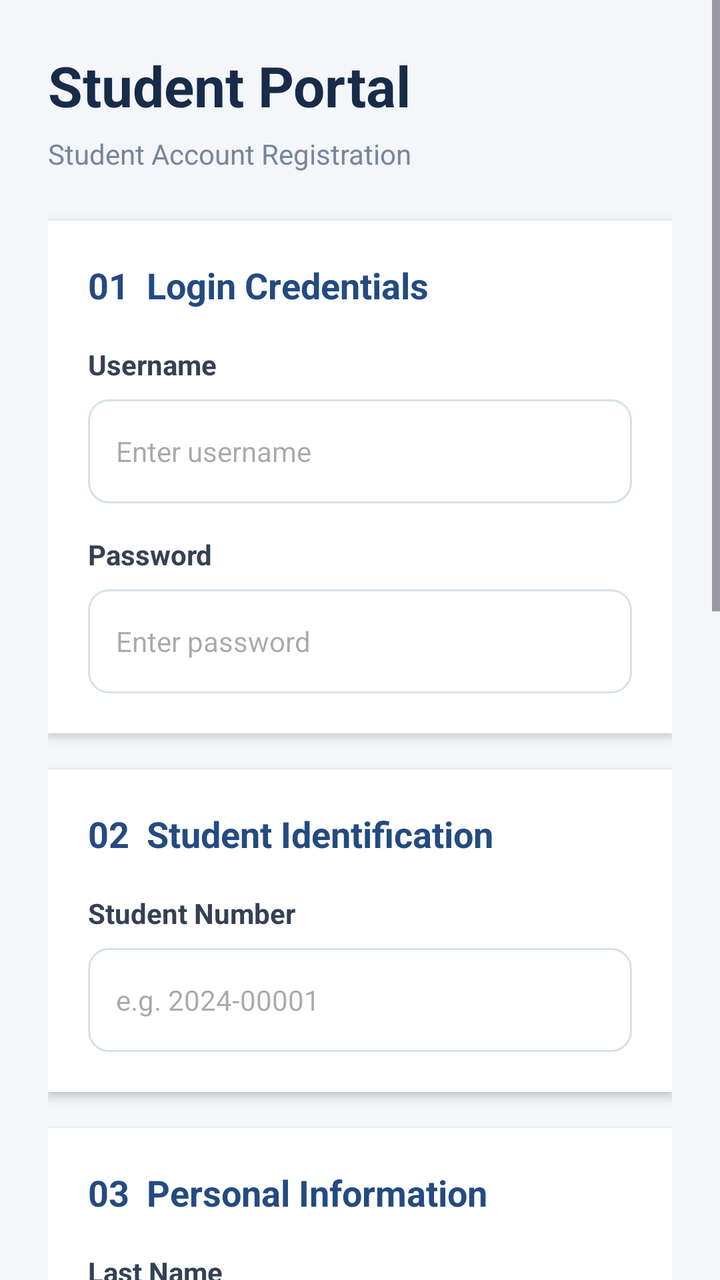
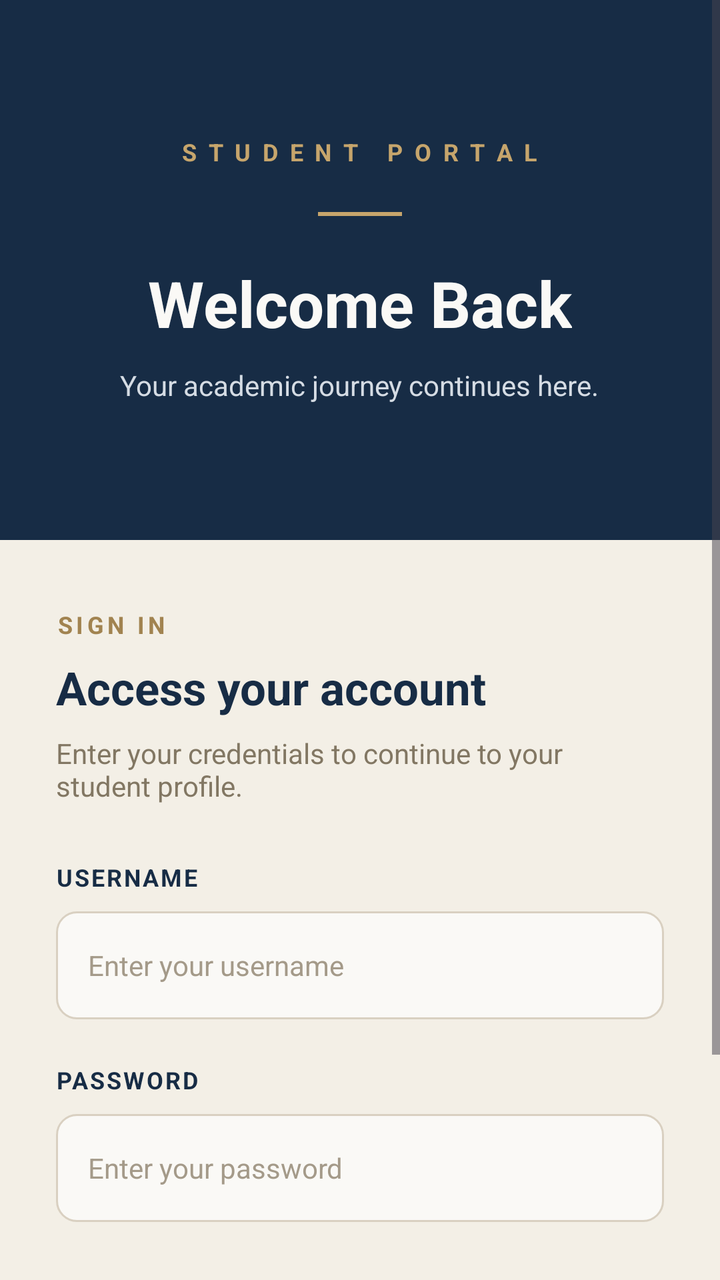

The first picture is an Android layout as it rendered before a commit; the second is the same layout after the commit. The layout source and the unified diff follow.
<!-- AndroidManifest.xml: application theme Theme.StudentLogin -->
<!-- res/layout/activity_main.xml -->
<?xml version="1.0" encoding="utf-8"?>
<androidx.constraintlayout.widget.ConstraintLayout
    xmlns:android="http://schemas.android.com/apk/res/android"
    xmlns:app="http://schemas.android.com/apk/res-auto"
    xmlns:tools="http://schemas.android.com/tools"
    android:id="@+id/main"
    android:layout_width="match_parent"
    android:layout_height="match_parent">

    <ScrollView
        android:layout_width="match_parent"
        android:layout_height="match_parent"
        android:background="#F4F6FA"
        android:fillViewport="true">

        <LinearLayout
            android:layout_width="match_parent"
            android:layout_height="wrap_content"
            android:orientation="vertical"
            android:padding="24dp">

            <TextView
                android:layout_width="wrap_content"
                android:layout_height="wrap_content"
                android:text="Student Portal"
                android:textColor="#182B49"
                android:textSize="28sp"
                android:textStyle="bold" />

            <TextView
                android:layout_width="wrap_content"
                android:layout_height="wrap_content"
                android:layout_marginTop="6dp"
                android:text="Student Account Registration"
                android:textColor="#78869A"
                android:textSize="14sp" />

            <LinearLayout
                android:layout_width="match_parent"
                android:layout_height="wrap_content"
                android:layout_marginTop="24dp"
                android:background="#FFFFFF"
                android:elevation="3dp"
                android:orientation="vertical"
                android:padding="20dp">

                <TextView
                    android:layout_width="wrap_content"
                    android:layout_height="wrap_content"
                    android:text="01  Login Credentials"
                    android:textColor="#244B80"
                    android:textSize="18sp"
                    android:textStyle="bold" />

                <TextView
                    android:layout_width="wrap_content"
                    android:layout_height="wrap_content"
                    android:layout_marginTop="18dp"
                    android:text="Username"
                    android:textColor="#344054"
                    android:textStyle="bold"
                    android:textSize="14sp" />

                <EditText
                    android:id="@+id/etUsername"
                    android:layout_width="match_parent"
                    android:layout_height="52dp"
                    android:layout_marginTop="8dp"
                    android:background="@drawable/input_background"
                    android:hint="Enter username"
                    android:inputType="text"
                    android:padding="14dp"
                    android:textSize="14sp" />

                <TextView
                    android:layout_width="wrap_content"
                    android:layout_height="wrap_content"
                    android:layout_marginTop="16dp"
                    android:text="Password"
                    android:textColor="#344054"
                    android:textStyle="bold"
                    android:textSize="14sp" />

                <EditText
                    android:id="@+id/etPassword"
                    android:layout_width="match_parent"
                    android:layout_height="52dp"
                    android:layout_marginTop="8dp"
                    android:background="@drawable/input_background"
                    android:hint="Enter password"
                    android:inputType="textPassword"
                    android:padding="14dp"
                    android:textSize="14sp" />

            </LinearLayout>

            <LinearLayout
                android:layout_width="match_parent"
                android:layout_height="wrap_content"
                android:layout_marginTop="18dp"
                android:background="#FFFFFF"
                android:elevation="3dp"
                android:orientation="vertical"
                android:padding="20dp">

                <TextView
                    android:layout_width="wrap_content"
                    android:layout_height="wrap_content"
                    android:text="02  Student Identification"
                    android:textColor="#244B80"
                    android:textSize="18sp"
                    android:textStyle="bold" />

                <TextView
                    android:layout_width="wrap_content"
                    android:layout_height="wrap_content"
                    android:layout_marginTop="18dp"
                    android:text="Student Number"
                    android:textColor="#344054"
                    android:textStyle="bold"
                    android:textSize="14sp" />

                <EditText
                    android:id="@+id/etStudentNumber"
                    android:layout_width="match_parent"
                    android:layout_height="52dp"
                    android:layout_marginTop="8dp"
                    android:background="@drawable/input_background"
                    android:hint="e.g. 2024-00001"
                    android:inputType="text"
                    android:padding="14dp"
                    android:textSize="14sp" />

            </LinearLayout>

            <LinearLayout
                android:layout_width="match_parent"
                android:layout_height="wrap_content"
                android:layout_marginTop="18dp"
                android:background="#FFFFFF"
                android:elevation="3dp"
                android:orientation="vertical"
                android:padding="20dp">

                <TextView
                    android:layout_width="wrap_content"
                    android:layout_height="wrap_content"
                    android:text="03  Personal Information"
                    android:textColor="#244B80"
                    android:textSize="18sp"
                    android:textStyle="bold" />

                <TextView
                    android:layout_width="wrap_content"
                    android:layout_height="wrap_content"
                    android:layout_marginTop="18dp"
                    android:text="Last Name"
                    android:textColor="#344054"
                    android:textStyle="bold"
                    android:textSize="14sp" />

                <EditText
                    android:id="@+id/etLastName"
                    android:layout_width="match_parent"
                    android:layout_height="52dp"
                    android:layout_marginTop="8dp"
                    android:background="@drawable/input_background"
                    android:hint="Enter last name"
                    android:inputType="textCapWords"
                    android:padding="14dp"
                    android:textSize="14sp" />

                <TextView
                    android:layout_width="wrap_content"
                    android:layout_height="wrap_content"
                    android:layout_marginTop="14dp"
                    android:text="First Name"
                    android:textColor="#344054"
                    android:textStyle="bold"
                    android:textSize="14sp" />

                <EditText
                    android:id="@+id/etFirstName"
                    android:layout_width="match_parent"
                    android:layout_height="52dp"
                    android:layout_marginTop="8dp"
                    android:background="@drawable/input_background"
                    android:hint="Enter first name"
                    android:inputType="textCapWords"
                    android:padding="14dp"
                    android:textSize="14sp" />

                <TextView
                    android:layout_width="wrap_content"
                    android:layout_height="wrap_content"
                    android:layout_marginTop="14dp"
                    android:text="Middle Name"
                    android:textColor="#344054"
                    android:textStyle="bold"
                    android:textSize="14sp" />

                <EditText
                    android:id="@+id/etMiddleName"
                    android:layout_width="match_parent"
                    android:layout_height="52dp"
                    android:layout_marginTop="8dp"
                    android:background="@drawable/input_background"
                    android:hint="Enter middle name"
                    android:inputType="textCapWords"
                    android:padding="14dp"
                    android:textSize="14sp" />

            </LinearLayout>

            
            <LinearLayout
                android:layout_width="match_parent"
                android:layout_height="wrap_content"
                android:layout_marginTop="18dp"
                android:background="#FFFFFF"
                android:elevation="3dp"
                android:orientation="vertical"
                android:padding="20dp">

                <TextView
                    android:layout_width="wrap_content"
                    android:layout_height="wrap_content"
                    android:text="04  Academic Information"
                    android:textColor="#244B80"
                    android:textSize="18sp"
                    android:textStyle="bold" />

                <TextView
                    android:layout_width="wrap_content"
                    android:layout_height="wrap_content"
                    android:layout_marginTop="18dp"
                    android:text="Program"
                    android:textColor="#344054"
                    android:textStyle="bold"
                    android:textSize="14sp" />

                <Spinner
                    android:id="@+id/spinnerProgram"
                    android:layout_width="match_parent"
                    android:layout_height="52dp"
                    android:layout_marginTop="8dp"
                    android:background="@drawable/input_background"
                    android:paddingStart="10dp" />

                <TextView
                    android:layout_width="wrap_content"
                    android:layout_height="wrap_content"
                    android:layout_marginTop="16dp"
                    android:text="Year Level"
                    android:textColor="#344054"
                    android:textStyle="bold"
                    android:textSize="14sp" />

                <Spinner
                    android:id="@+id/spinnerYearLevel"
                    android:layout_width="match_parent"
                    android:layout_height="52dp"
                    android:layout_marginTop="8dp"
                    android:background="@drawable/input_background"
                    android:paddingStart="10dp" />

            </LinearLayout>

            <Button
                android:id="@+id/btnRegister"
                android:layout_width="match_parent"
                android:layout_height="54dp"
                android:layout_marginTop="24dp"
                android:backgroundTint="#244B80"
                android:text="CREATE STUDENT ACCOUNT"
                android:textColor="#FFFFFF"
                android:textSize="14sp"
                android:textStyle="bold" />

            <TextView
                android:layout_width="wrap_content"
                android:layout_height="wrap_content"
                android:layout_gravity="center"
                android:layout_marginTop="16dp"
                android:layout_marginBottom="20dp"
                android:text="Student Information System"
                android:textColor="#98A2B3"
                android:textSize="12sp" />

        </LinearLayout>
    
    </ScrollView>

</androidx.constraintlayout.widget.ConstraintLayout>
<!-- resources referenced by this layout -->
<resources>
  <!-- drawable input_background (drawable) -->
  <?xml version="1.0" encoding="utf-8"?>
  <shape xmlns:android="http://schemas.android.com/apk/res/android">
      <solid android:color="#FFFFFF" />
  
      <corners android:radius="10dp" />
  
      <stroke
          android:width="1dp"
          android:color="#D9E0EA" />
  </shape>
  <style name="Theme.StudentLogin" parent="Base.Theme.StudentLogin" />
  <style name="Base.Theme.StudentLogin" parent="Theme.Material3.DayNight.NoActionBar">
          
          
      </style>
</resources>

<!-- the commit's change to res/layout/activity_main.xml (unified diff, before → after) -->
@@ -1,294 +1,167 @@
 <?xml version="1.0" encoding="utf-8"?>
-<androidx.constraintlayout.widget.ConstraintLayout
-    xmlns:android="http://schemas.android.com/apk/res/android"
-    xmlns:app="http://schemas.android.com/apk/res-auto"
-    xmlns:tools="http://schemas.android.com/tools"
+<ScrollView xmlns:android="http://schemas.android.com/apk/res/android"
     android:id="@+id/main"
     android:layout_width="match_parent"
-    android:layout_height="match_parent">
+    android:layout_height="match_parent"
+    android:background="#F3EFE6"
+    android:fillViewport="true"
+    android:fitsSystemWindows="false">
 
-    <ScrollView
+    <LinearLayout
         android:layout_width="match_parent"
-        android:layout_height="match_parent"
-        android:background="#F4F6FA"
-        android:fillViewport="true">
+        android:layout_height="wrap_content"
+        android:orientation="vertical">
+
+        <LinearLayout
+            android:layout_width="match_parent"
+            android:layout_height="270dp"
+            android:background="#172C45"
+            android:gravity="center"
+            android:orientation="vertical"
+            android:padding="28dp">
+
+            <TextView
+                android:layout_width="wrap_content"
+                android:layout_height="wrap_content"
+                android:text="S T U D E N T   P O R T A L"
+                android:textColor="#C6A56C"
+                android:textSize="12sp"
+                android:textStyle="bold"
+                android:letterSpacing="0.12" />
+
+            <View
+                android:layout_width="42dp"
+                android:layout_height="2dp"
+                android:layout_marginTop="22dp"
+                android:background="#C6A56C" />
+
+            <TextView
+                android:layout_width="wrap_content"
+                android:layout_height="wrap_content"
+                android:layout_marginTop="22dp"
+                android:text="Welcome Back"
+                android:textColor="#FAF9F6"
+                android:textSize="32sp"
+                android:textStyle="bold" />
+
+            <TextView
+                android:layout_width="wrap_content"
+                android:layout_height="wrap_content"
+                android:layout_marginTop="10dp"
+                android:text="Your academic journey continues here."
+                android:textColor="#D5DCE4"
+                android:textSize="14sp" />
+
+        </LinearLayout>
 
         <LinearLayout
             android:layout_width="match_parent"
             android:layout_height="wrap_content"
             android:orientation="vertical"
-            android:padding="24dp">
+            android:paddingStart="28dp"
+            android:paddingEnd="28dp"
+            android:paddingTop="34dp"
+            android:paddingBottom="36dp">
 
             <TextView
                 android:layout_width="wrap_content"
                 android:layout_height="wrap_content"
-                android:text="Student Portal"
-                android:textColor="#182B49"
-                android:textSize="28sp"
+                android:text="SIGN IN"
+                android:textColor="#A18350"
+                android:textSize="12sp"
+                android:textStyle="bold"
+                android:letterSpacing="0.15" />
+
+            <TextView
+                android:layout_width="wrap_content"
+                android:layout_height="wrap_content"
+                android:layout_marginTop="8dp"
+                android:text="Access your account"
+                android:textColor="#172C45"
+                android:textSize="23sp"
                 android:textStyle="bold" />
 
             <TextView
                 android:layout_width="wrap_content"
                 android:layout_height="wrap_content"
-                android:layout_marginTop="6dp"
-                android:text="Student Account Registration"
-                android:textColor="#78869A"
+                android:layout_marginTop="8dp"
+                android:layout_marginBottom="28dp"
+                android:text="Enter your credentials to continue to your student profile."
+                android:textColor="#827763"
                 android:textSize="14sp" />
-
-            <LinearLayout
-                android:layout_width="match_parent"
-                android:layout_height="wrap_content"
-                android:layout_marginTop="24dp"
-                android:background="#FFFFFF"
-                android:elevation="3dp"
-                android:orientation="vertical"
-                android:padding="20dp">
-
-                <TextView
-                    android:layout_width="wrap_content"
-                    android:layout_height="wrap_content"
-                    android:text="01  Login Credentials"
-                    android:textColor="#244B80"
-                    android:textSize="18sp"
-                    android:textStyle="bold" />
-
-                <TextView
-                    android:layout_width="wrap_content"
-                    android:layout_height="wrap_content"
-                    android:layout_marginTop="18dp"
-                    android:text="Username"
-                    android:textColor="#344054"
-                    android:textStyle="bold"
-                    android:textSize="14sp" />
-
-                <EditText
-                    android:id="@+id/etUsername"
-                    android:layout_width="match_parent"
-                    android:layout_height="52dp"
-                    android:layout_marginTop="8dp"
-                    android:background="@drawable/input_background"
-                    android:hint="Enter username"
-                    android:inputType="text"
-                    android:padding="14dp"
-                    android:textSize="14sp" />
-
-                <TextView
-                    android:layout_width="wrap_content"
-                    android:layout_height="wrap_content"
-                    android:layout_marginTop="16dp"
-                    android:text="Password"
-                    android:textColor="#344054"
-                    android:textStyle="bold"
-                    android:textSize="14sp" />
-
-                <EditText
-                    android:id="@+id/etPassword"
-                    android:layout_width="match_parent"
-                    android:layout_height="52dp"
-                    android:layout_marginTop="8dp"
-                    android:background="@drawable/input_background"
-                    android:hint="Enter password"
-                    android:inputType="textPassword"
-                    android:padding="14dp"
-                    android:textSize="14sp" />
-
-            </LinearLayout>
-
-            <LinearLayout
-                android:layout_width="match_parent"
-                android:layout_height="wrap_content"
-                android:layout_marginTop="18dp"
-                android:background="#FFFFFF"
-                android:elevation="3dp"
-                android:orientation="vertical"
-                android:padding="20dp">
-
-                <TextView
-                    android:layout_width="wrap_content"
-                    android:layout_height="wrap_content"
-                    android:text="02  Student Identification"
-                    android:textColor="#244B80"
-                    android:textSize="18sp"
-                    android:textStyle="bold" />
-
-                <TextView
-                    android:layout_width="wrap_content"
-                    android:layout_height="wrap_content"
-                    android:layout_marginTop="18dp"
-                    android:text="Student Number"
-                    android:textColor="#344054"
-                    android:textStyle="bold"
-                    android:textSize="14sp" />
-
-                <EditText
-                    android:id="@+id/etStudentNumber"
-                    android:layout_width="match_parent"
-                    android:layout_height="52dp"
-                    android:layout_marginTop="8dp"
-                    android:background="@drawable/input_background"
-                    android:hint="e.g. 2024-00001"
-                    android:inputType="text"
-                    android:padding="14dp"
-                    android:textSize="14sp" />
-
-            </LinearLayout>
-
-            <LinearLayout
-                android:layout_width="match_parent"
-                android:layout_height="wrap_content"
-                android:layout_marginTop="18dp"
-                android:background="#FFFFFF"
-                android:elevation="3dp"
-                android:orientation="vertical"
-                android:padding="20dp">
-
-                <TextView
-                    android:layout_width="wrap_content"
-                    android:layout_height="wrap_content"
-                    android:text="03  Personal Information"
-                    android:textColor="#244B80"
-                    android:textSize="18sp"
-                    android:textStyle="bold" />
-
-                <TextView
-                    android:layout_width="wrap_content"
-                    android:layout_height="wrap_content"
-                    android:layout_marginTop="18dp"
-                    android:text="Last Name"
-                    android:textColor="#344054"
-                    android:textStyle="bold"
-                    android:textSize="14sp" />
-
-                <EditText
-                    android:id="@+id/etLastName"
-                    android:layout_width="match_parent"
-                    android:layout_height="52dp"
-                    android:layout_marginTop="8dp"
-                    android:background="@drawable/input_background"
-                    android:hint="Enter last name"
-                    android:inputType="textCapWords"
-                    android:padding="14dp"
-                    android:textSize="14sp" />
-
-                <TextView
-                    android:layout_width="wrap_content"
-                    android:layout_height="wrap_content"
-                    android:layout_marginTop="14dp"
-                    android:text="First Name"
-                    android:textColor="#344054"
-                    android:textStyle="bold"
-                    android:textSize="14sp" />
-
-                <EditText
-                    android:id="@+id/etFirstName"
-                    android:layout_width="match_parent"
-                    android:layout_height="52dp"
-                    android:layout_marginTop="8dp"
-                    android:background="@drawable/input_background"
-                    android:hint="Enter first name"
-                    android:inputType="textCapWords"
-                    android:padding="14dp"
-                    android:textSize="14sp" />
-
-                <TextView
-                    android:layout_width="wrap_content"
-                    android:layout_height="wrap_content"
-                    android:layout_marginTop="14dp"
-                    android:text="Middle Name"
-                    android:textColor="#344054"
-                    android:textStyle="bold"
-                    android:textSize="14sp" />
-
-                <EditText
-                    android:id="@+id/etMiddleName"
-                    android:layout_width="match_parent"
-                    android:layout_height="52dp"
-                    android:layout_marginTop="8dp"
-                    android:background="@drawable/input_background"
-                    android:hint="Enter middle name"
-                    android:inputType="textCapWords"
-                    android:padding="14dp"
-                    android:textSize="14sp" />
-
-            </LinearLayout>
-
-            
-            <LinearLayout
-                android:layout_width="match_parent"
-                android:layout_height="wrap_content"
-                android:layout_marginTop="18dp"
-                android:background="#FFFFFF"
-                android:elevation="3dp"
-                android:orientation="vertical"
-                android:padding="20dp">
-
-                <TextView
-                    android:layout_width="wrap_content"
-                    android:layout_height="wrap_content"
-                    android:text="04  Academic Information"
-                    android:textColor="#244B80"
-                    android:textSize="18sp"
-                    android:textStyle="bold" />
-
-                <TextView
-                    android:layout_width="wrap_content"
-                    android:layout_height="wrap_content"
-                    android:layout_marginTop="18dp"
-                    android:text="Program"
-                    android:textColor="#344054"
-                    android:textStyle="bold"
-                    android:textSize="14sp" />
-
-                <Spinner
-                    android:id="@+id/spinnerProgram"
-                    android:layout_width="match_parent"
-                    android:layout_height="52dp"
-                    android:layout_marginTop="8dp"
-                    android:background="@drawable/input_background"
-                    android:paddingStart="10dp" />
-
-                <TextView
-                    android:layout_width="wrap_content"
-                    android:layout_height="wrap_content"
-                    android:layout_marginTop="16dp"
-                    android:text="Year Level"
-                    android:textColor="#344054"
-                    android:textStyle="bold"
-                    android:textSize="14sp" />
-
-                <Spinner
-                    android:id="@+id/spinnerYearLevel"
-                    android:layout_width="match_parent"
-                    android:layout_height="52dp"
-                    android:layout_marginTop="8dp"
-                    android:background="@drawable/input_background"
-                    android:paddingStart="10dp" />
-
-            </LinearLayout>
-
-            <Button
-                android:id="@+id/btnRegister"
-                android:layout_width="match_parent"
-                android:layout_height="54dp"
-                android:layout_marginTop="24dp"
-                android:backgroundTint="#244B80"
-                android:text="CREATE STUDENT ACCOUNT"
-                android:textColor="#FFFFFF"
-                android:textSize="14sp"
-                android:textStyle="bold" />
 
             <TextView
                 android:layout_width="wrap_content"
                 android:layout_height="wrap_content"
-                android:layout_gravity="center"
-                android:layout_marginTop="16dp"
-                android:layout_marginBottom="20dp"
-                android:text="Student Information System"
-                android:textColor="#98A2B3"
-                android:textSize="12sp" />
+                android:text="USERNAME"
+                android:textColor="#172C45"
+                android:textSize="12sp"
+                android:textStyle="bold"
+                android:letterSpacing="0.08" />
+
+            <EditText
+                android:id="@+id/etUsername"
+                android:layout_width="match_parent"
+                android:layout_height="54dp"
+                android:layout_marginTop="9dp"
+                android:layout_marginBottom="22dp"
+                android:background="@drawable/input_background"
+                android:hint="Enter your username"
+                android:inputType="text"
+                android:paddingStart="16dp"
+                android:paddingEnd="16dp"
+                android:textColor="#172C45"
+                android:textColorHint="#A49A89"
+                android:textSize="14sp" />
+
+            <TextView
+                android:layout_width="wrap_content"
+                android:layout_height="wrap_content"
+                android:text="PASSWORD"
+                android:textColor="#172C45"
+                android:textSize="12sp"
+                android:textStyle="bold"
+                android:letterSpacing="0.08" />
+
+            <EditText
+                android:id="@+id/etPassword"
+                android:layout_width="match_parent"
+                android:layout_height="54dp"
+                android:layout_marginTop="9dp"
+                android:layout_marginBottom="28dp"
+                android:background="@drawable/input_background"
+                android:hint="Enter your password"
+                android:inputType="textPassword"
+                android:paddingStart="16dp"
+                android:paddingEnd="16dp"
+                android:textColor="#172C45"
+                android:textColorHint="#A49A89"
+                android:textSize="14sp" />
+
+            <Button
+                android:id="@+id/btnLogin"
+                android:layout_width="match_parent"
+                android:layout_height="56dp"
+                android:backgroundTint="#172C45"
+                android:text="SIGN IN"
+                android:textAllCaps="true"
+                android:textColor="#E2C58F"
+                android:textSize="14sp"
+                android:textStyle="bold"
+                android:letterSpacing="0.08" />
+
+            <TextView
+                android:layout_width="match_parent"
+                android:layout_height="wrap_content"
+                android:layout_marginTop="32dp"
+                android:gravity="center"
+                android:text="STUDENT PORTAL  •  ACADEMIC SERVICES"
+                android:textColor="#A49A89"
+                android:textSize="10sp"
+                android:letterSpacing="0.08" />
 
         </LinearLayout>
-    
-    </ScrollView>
 
-</androidx.constraintlayout.widget.ConstraintLayout>
+    </LinearLayout>
+
+</ScrollView>
<!-- resource entries referenced after the edit -->
@@ -3,13 +3,11 @@
   <!-- drawable input_background (drawable) -->
   <?xml version="1.0" encoding="utf-8"?>
   <shape xmlns:android="http://schemas.android.com/apk/res/android">
-      <solid android:color="#FFFFFF" />
-  
+      <solid android:color="#FAF9F6" />
       <corners android:radius="10dp" />
-  
       <stroke
           android:width="1dp"
-          android:color="#D9E0EA" />
+          android:color="#D9D0C1" />
   </shape>
   <style name="Theme.StudentLogin" parent="Base.Theme.StudentLogin" />
   <style name="Base.Theme.StudentLogin" parent="Theme.Material3.DayNight.NoActionBar">
